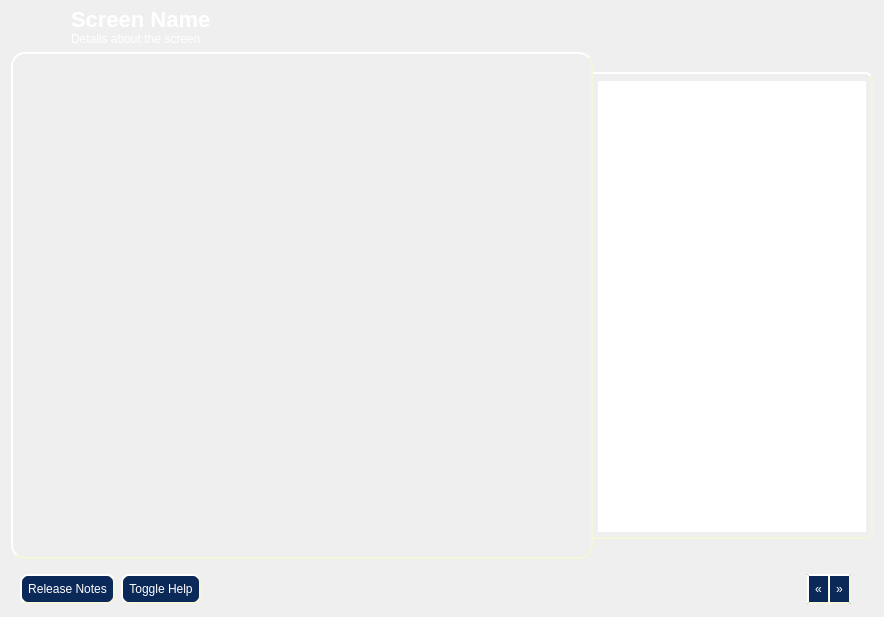
Above: yali4/gui/Ui/main.ui from dadas45li/yali before the change. Below: the same form after it.
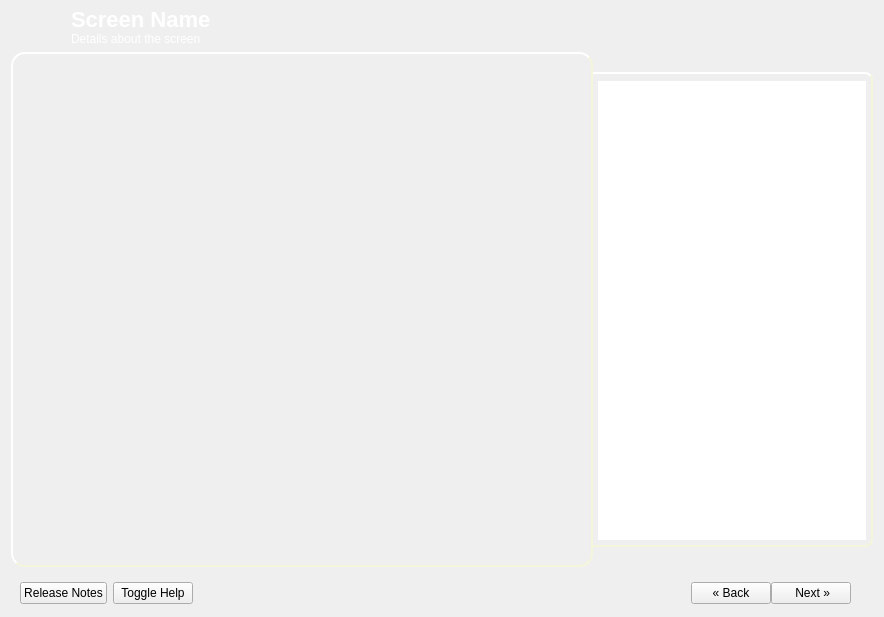
That is the form after the change. Icons and pictures are not drawn.

Diff of the .ui file:
```diff
--- a/yali4/gui/Ui/main.ui
+++ b/yali4/gui/Ui/main.ui
@@ -38,59 +38,254 @@
 	 font: 8px;
 }
 
-QLineEdit,QListView {
-	border: 2px solid #0B2958;
-	border-radius:4px;
+/* Make text in message boxes selectable. */
+QMessageBox {
+    /* LinksAccessibleByMouse | TextSelectableByMouse */
+    messagebox-text-interaction-flags: 5;
 }
 
+/* Make the entire row selected in item views. */
+QAbstractItemView {
+    show-decoration-selected: 1;
+}
+
+/* Nice WindowsXP-style password character for password line edits. */
+QLineEdit[echoMode="2"] {
+    lineedit-password-character: 9679;
+}
+
+/* Customize tooltips. */
+QToolTip {
+    background-color: rgb(200,200,255);
+    border-color: darkslategray;
+    border-width: 1px;
+    border-style: solid;
+    padding: 3px;
+    font: bold;
+    border-radius: 3px;
+    opacity: 200;
+}
+
+/* Customize radio buttons. */
+
+QRadioButton {
+    spacing: 5px;
+}
+
+QRadioButton::indicator {
+    width: 13px;
+    height: 13px;
+}
+
+QRadioButton::indicator::unchecked {
+    image: url(:/images/radiobutton_unchecked.png);
+}
+
+QRadioButton::indicator:unchecked:hover {
+    image: url(:/images/radiobutton_unchecked_hover.png);
+}
+
+QRadioButton::indicator:unchecked:pressed {
+    image: url(:/images/radiobutton_unchecked_pressed.png);
+}
+
+QRadioButton::indicator::checked {
+    image: url(:/images/radiobutton_checked.png);
+}
+
+QRadioButton::indicator:checked:hover {
+    image: url(:/images/radiobutton_checked_hover.png);
+}
+
+QRadioButton::indicator:checked:pressed {
+    image: url(:/images/radiobutton_checked_pressed.png);
+}
+
+/* Customize arrows. */
+
+*::down-arrow, *::menu-indicator {
+    image: url(:/images/down_arrow.png);
+    width: 7px;
+    height: 7px;
+}
+
+*::down-arrow:disabled, *::down-arrow:off {
+   image: url(:/images/down_arrow_disabled.png);
+}
+
+*::up-arrow {
+    image: url(:/images/up_arrow.png);
+    width: 7px;
+    height: 7px;
+}
+
+*::up-arrow:disabled, *::up-arrow:off {
+   image: url(:/images/up_arrow_disabled.png);
+}
+
+/* Customize push buttons and comboboxes. Our read-only combobox
+   is very similar to a push button, so they share the same border image. */
+
 QPushButton {
-     background-color: #0B2958;
-     border-style: outset;
-     border-width: 2px;
-     border-radius: 8px;
-     border-color: beige;
-     font: 12px;
-     min-width: 5em;
-     padding:6px;
-     color:#FFF;
+    min-width: 4em;
 }
 
-QPushButton:hover:pressed {
-     background-color: #316EAB;
-     border-style: inset;
-} 
+QPushButton, QComboBox[editable="false"],
+QComboBox[editable="true"]::drop-down {
+    border-image: url(:/images/pushbutton.png) 5;
+    border-width: 5;
+}
 
-QPushButton:hover, QPushButton:focus {
-     background-color:#316EAB;
-} 
+QPushButton:hover, QComboBox[editable="false"]:hover,
+QComboBox[editable="true"]::drop-down:hover, QMenuBar::item:hover {
+    border-image: url(:/images/pushbutton_hover.png) 5;
+    border-width: 5;
+}
 
-#buttonNext {
-	 border-top-left-radius:none;
-     border-bottom-left-radius:none;
-	 border-left-width: 1px;
-	 min-width: 3em;
+QPushButton:pressed, QComboBox[editable="false"]:on,
+QComboBox[editable="true"]::drop-down:on, QMenuBar::item:on {
+    border-image: url(:/images/pushbutton_pressed.png) 5;
+    border-width: 5;
 }
 
-#buttonBack {
-	 border-top-right-radius:none;
-     border-bottom-right-radius:none;
-	 border-right-width: 1px;
-	 min-width: 3em;
+/* Customize read-only comboboxes. */
+
+QComboBox[editable="false"] {
+    padding-left: 3px;
+    padding-right: 20px; /* space for the arrow */
 }
 
-QProgressBar {
-     border: 2px solid white;
-     border-radius: 5px;
-	text-align: center;
-	color:#0B2958;
-	font:12px bold;
+QComboBox[editable="false"]::drop-down {
+    subcontrol-origin: padding;
+    subcontrol-position: top right;
+    width: 15px;
+    border-left-style: solid;
+    border-left-color: darkgray;
+    border-left-width: 1px;
 }
 
-QProgressBar::chunk {
-     background-color: #970000;
-     width: 20px;
+QComboBox[editable="false"]::down-arrow {
+    subcontrol-origin: content;
+    subcontrol-position: center;
+    position: relative;
+    left: 1px; /* 1 pixel dropdown border */
 }
-</string>
+
+/* The combobox arrow is on when the popup is open. */
+QComboBox[editable="false"]::down-arrow:on {
+    position: relative;
+    top: 1px;
+    left: 2px;
+}
+
+/* Customize editable comboboxes. */
+
+QComboBox[editable="true"] {
+    padding-right: 16px;
+}
+
+QComboBox[editable="true"]::drop-down {
+    subcontrol-origin: border;
+    subcontrol-position: top right;
+    width: 13px;
+    position: absolute;
+    top: 2px;
+    bottom: 2px;
+    right: 2px;
+}
+
+QComboBox[editable="true"]::drop-down,
+QComboBox[editable="true"]::drop-down:hover,
+QComboBox[editable="true"]::drop-down:on {
+    border-width: 0px;  
+    border-left-width: 3px; /* we need only left and center part */
+}
+
+/* Shift the arrow when it's open. */
+QComboBox[editable="true"]::down-arrow:on {
+    position: relative;
+    top: 1px;
+    left: 1px;
+}
+
+/* Customize check boxes. */
+QCheckBox {
+    spacing: 5px;
+}
+
+QCheckBox::indicator {
+    width: 13px;
+    height: 13px;
+}
+
+QCheckBox::indicator:unchecked {
+    image: url(:/images/checkbox_unchecked.png);
+}
+
+QCheckBox::indicator:unchecked:hover {
+    image: url(:/images/checkbox_unchecked_hover.png);
+}
+
+QCheckBox::indicator:unchecked:pressed {
+    image: url(:/images/checkbox_unchecked_pressed.png);
+}
+
+QCheckBox::indicator:checked {
+    image: url(:/images/checkbox_checked.png);
+}
+
+QCheckBox::indicator:checked:hover {
+    image: url(:/images/checkbox_checked_hover.png);
+}
+
+QCheckBox::indicator:checked:pressed {
+    image: url(:/images/checkbox_checked_pressed.png);
+}
+
+/* Customize the size grip. */
+QSizeGrip {
+    image: url(:/images/sizegrip.png);
+    width: 16px;
+    height: 16px;
+}
+
+/* Customize spin boxes. */
+QSpinBox { 
+    padding-right: 15px;
+}
+
+QSpinBox::up-button {
+    subcontrol-origin: border;
+    subcontrol-position: top right;
+    width: 16px; /* 16 + 2*1px border-width = 15px padding + 3px parent border */
+    border-image: url(:/images/spinup.png) 1;
+    border-width: 1px;
+}
+
+QSpinBox::up-button:hover {
+    border-image: url(:/images/spinup_hover.png) 1;
+}
+
+QSpinBox::up-button:pressed {
+    border-image: url(:/images/spinup_pressed.png) 1;
+}
+
+QSpinBox::down-button {
+    subcontrol-origin: border;
+    subcontrol-position: bottom right;
+    width: 16px;
+    border-image: url(:/images/spindown.png) 1;
+    border-width: 1px;
+    border-top-width: 0;
+}
+
+QSpinBox::down-button:hover {
+    border-image: url(:/images/spindown_hover.png) 1;
+}
+
+QSpinBox::down-button:pressed {
+    border-image: url(:/images/spindown_pressed.png) 1;
+}</string>
   </property>
   <layout class="QGridLayout" >
    <property name="topMargin" >
@@ -358,7 +553,7 @@
              <enum>Qt::TabFocus</enum>
             </property>
             <property name="text" >
-             <string>«</string>
+             <string>« Back</string>
             </property>
            </widget>
           </item>
@@ -368,7 +563,7 @@
              <enum>Qt::TabFocus</enum>
             </property>
             <property name="text" >
-             <string>»</string>
+             <string> Next »</string>
             </property>
            </widget>
           </item>
```
Left out of the diff: 6 changed lines with no effect on the pictures.
